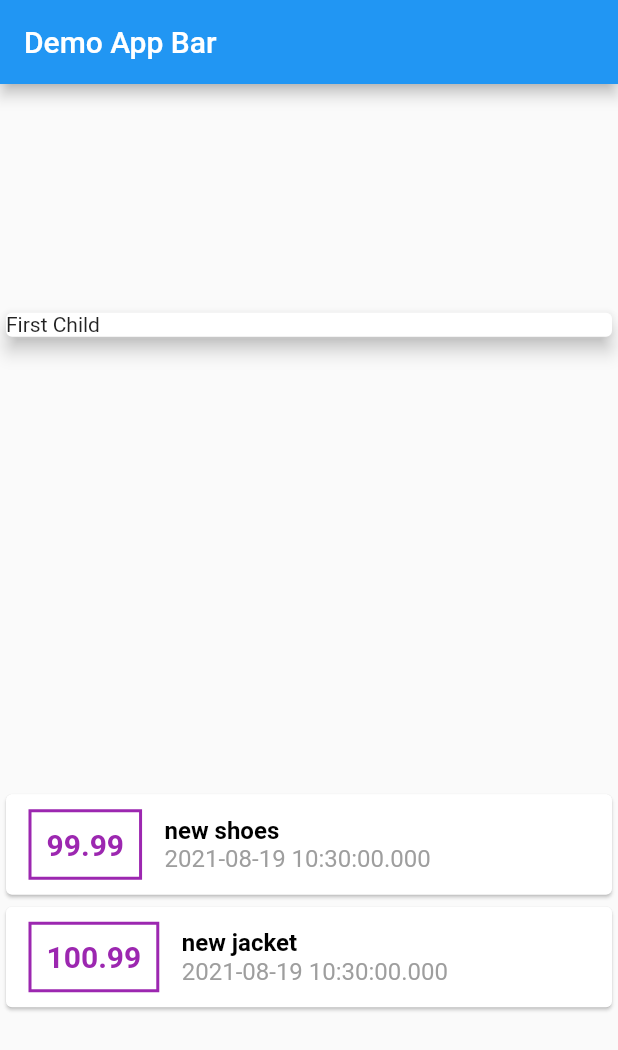
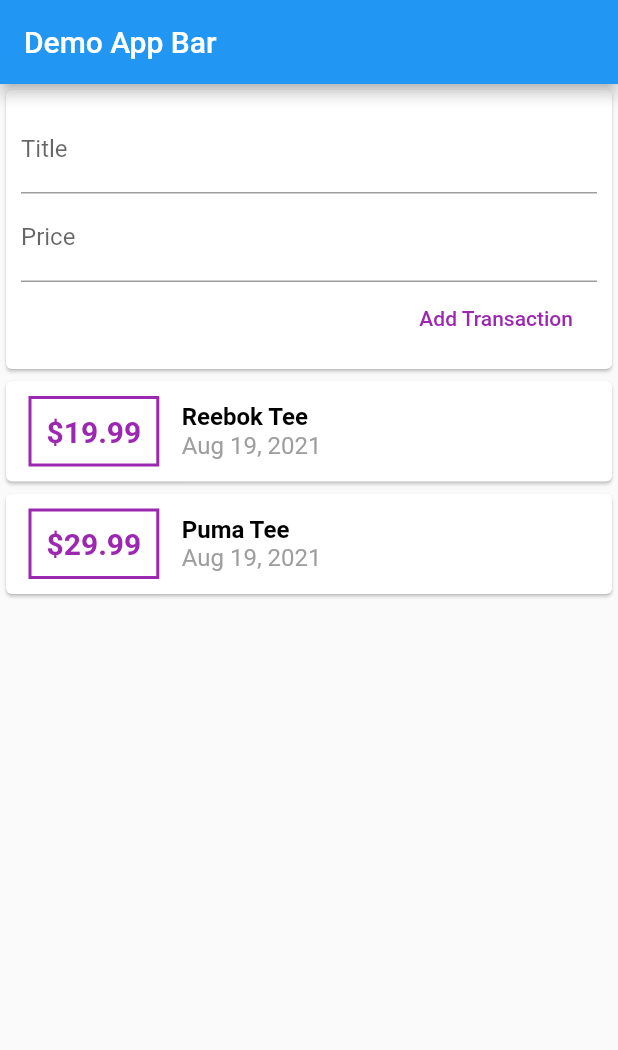
Before and after one commit to indrajithvgp/expense-tracker-flutter-app, a Flutter app: the screen it shows after launch, on a phone screen of 412 x 824 dp. Shown: the top 1050 px of the screen. Run offline on Flutter 3.47's test engine with Material 2 defaults, Android fonts, the phone set to English and light mode, and no system bars.

Commit message:
transaction widget added

```diff
--- a/lib/main.dart
+++ b/lib/main.dart
@@ -1,17 +1,15 @@
+import 'package:expense_tracker/widgets/user_transactions.dart';
 import 'package:flutter/material.dart';
-import './transaction.dart';
+import './widgets/transaction_list.dart';
 
 void main() {
   runApp(MyApp());
 }
 
 class MyApp extends StatelessWidget {
-  final List<Transaction> transactions = [
-    Transaction(
-        id: 't1', title: 'new shoes', date: DateTime.now(), amount: 99.99),
-    Transaction(
-        id: 't2', title: 'new jacket', date: DateTime.now(), amount: 100.99)
-  ];
+
+  final amountController = TextEditingController();
+  final titleController = TextEditingController();
 
   @override
   Widget build(BuildContext context) {
@@ -20,37 +18,7 @@ class MyApp extends StatelessWidget {
             appBar: AppBar(
               title: Text("Demo App Bar"),
             ),
-            body: Column(
-                mainAxisAlignment: MainAxisAlignment.spaceAround,
-                crossAxisAlignment: CrossAxisAlignment.stretch,
-                children: <Widget>[
-                  Container(
-                      width: double.infinity,
-                      child: Card(child: Text("First Child"), elevation: 5)),
-                  Column(
-                    children: transactions.map((tx) {
-                      return Card(
-                        child: Row(children: [
-                          Container(
-                            margin:EdgeInsets.symmetric(
-                              vertical: 10,
-                              horizontal: 15,
-                            ),
-                            decoration: BoxDecoration(border: Border.all(color: Colors.purple, width:2)),
-                            padding:EdgeInsets.all(10),
-                            child: Text(tx.amount.toString(),
-                              style: TextStyle(fontWeight: FontWeight.bold,
-                            fontSize: 20, color: Colors.purple),),),
-                          Column(
-                            crossAxisAlignment: CrossAxisAlignment.start,
-                            children: [
-                            Text(tx.title, style: TextStyle(fontWeight: FontWeight.bold, fontSize: 16, color:Colors.black)),
-                            Text(tx.date.toString(), style: TextStyle(fontWeight: FontWeight.normal, fontSize: 16, color:Colors.grey))
-                          ],)
-                        ],),
-                      );
-                    }).toList(),
-                  )
-                ])));
+            body: UserTransaction()
+                ));
   }
 }
--- /dev/null
+++ b/lib/widgets/new_transaction.dart
@@ -0,0 +1,31 @@
+import 'package:flutter/material.dart';
+
+class NewTransaction extends StatelessWidget {
+  final amountController = TextEditingController();
+  final titleController = TextEditingController();
+
+  final Function addNewTransaction;
+  NewTransaction(this.addNewTransaction);
+  @override
+  Widget build(BuildContext context) {
+    return Card(
+        child: Container(
+      padding: EdgeInsets.all(10),
+      child: Column(crossAxisAlignment: CrossAxisAlignment.end, children: [
+        TextField(
+          decoration: InputDecoration(labelText: 'Title'),
+          controller: titleController,
+        ),
+        TextField(
+            decoration: InputDecoration(labelText: 'Price'),
+            controller: amountController),
+        FlatButton(
+            onPressed: () {
+              addNewTransaction(titleController.text, double.parse(amountController.text));
+            },
+            child: Text('Add Transaction'),
+            textColor: Colors.purple)
+      ]),
+    ));
+  }
+}
--- /dev/null
+++ b/lib/widgets/transaction_list.dart
@@ -0,0 +1,55 @@
+import 'package:flutter/material.dart';
+import 'package:intl/intl.dart';
+import '../models/transaction.dart';
+
+class TransactionList extends StatelessWidget {
+  final List<Transaction> transactions;
+
+  TransactionList(this.transactions);
+
+  @override
+  Widget build(BuildContext context) {
+    return Container(
+        child: Column(
+      children: transactions.map((tx) {
+        return Card(
+          child: Row(
+            children: [
+              Container(
+                margin: EdgeInsets.symmetric(
+                  vertical: 10,
+                  horizontal: 15,
+                ),
+                decoration: BoxDecoration(
+                    border: Border.all(color: Colors.purple, width: 2)),
+                padding: EdgeInsets.all(10),
+                child: Text(
+                  '\$${tx.amount}',
+                  style: TextStyle(
+                      fontWeight: FontWeight.bold,
+                      fontSize: 20,
+                      color: Colors.purple),
+                ),
+              ),
+              Column(
+                crossAxisAlignment: CrossAxisAlignment.start,
+                children: [
+                  Text(tx.title,
+                      style: TextStyle(
+                          fontWeight: FontWeight.bold,
+                          fontSize: 16,
+                          color: Colors.black)),
+                  Text(DateFormat.yMMMd().format(tx.date),
+                      style: TextStyle(
+                          fontWeight: FontWeight.normal,
+                          fontSize: 16,
+                          color: Colors.grey))
+                ],
+              )
+            ],
+          ),
+        );
+      }).toList(),
+    ));
+  }
+}
--- /dev/null
+++ b/lib/widgets/user_transactions.dart
@@ -0,0 +1,34 @@
+import 'package:expense_tracker/models/transaction.dart';
+import 'package:flutter/material.dart';
+import './transaction_list.dart';
+import './new_transaction.dart';
+
+class UserTransaction extends StatefulWidget {
+  _UserTransactionState createState() => _UserTransactionState();
+}
+
+class _UserTransactionState extends State<UserTransaction> {
+  final List<Transaction> _userTransactions = [
+    new Transaction(
+        id: "T1", title: "Reebok Tee", amount: 19.99, date: DateTime.now()),
+    new Transaction(
+        id: "T1", title: "Puma Tee", amount: 29.99, date: DateTime.now()),
+  ];
+
+  void _addNewTransaction(String txTitle, double txAmount){
+    final newTx = Transaction(
+      title: txTitle, amount: txAmount, date: DateTime.now(), id: DateTime.now().toString(),
+    );
+
+    setState(() {
+      _userTransactions.add(newTx);
+    });
+  }
+
+  @override
+  Widget build(BuildContext context) {
+    return Column(
+      children: [NewTransaction(_addNewTransaction), TransactionList(_userTransactions)],
+    );
+  }
+}
--- a/pubspec.yaml
+++ b/pubspec.yaml
@@ -23,6 +23,7 @@ environment:
 dependencies:
   flutter:
     sdk: flutter
+  intl: ^0.17.0
 
 
   # The following adds the Cupertino Icons font to your application.
```
Also changed, not shown: lib/models/transaction.dart (renamed from lib/transaction.dart), pubspec.lock.
